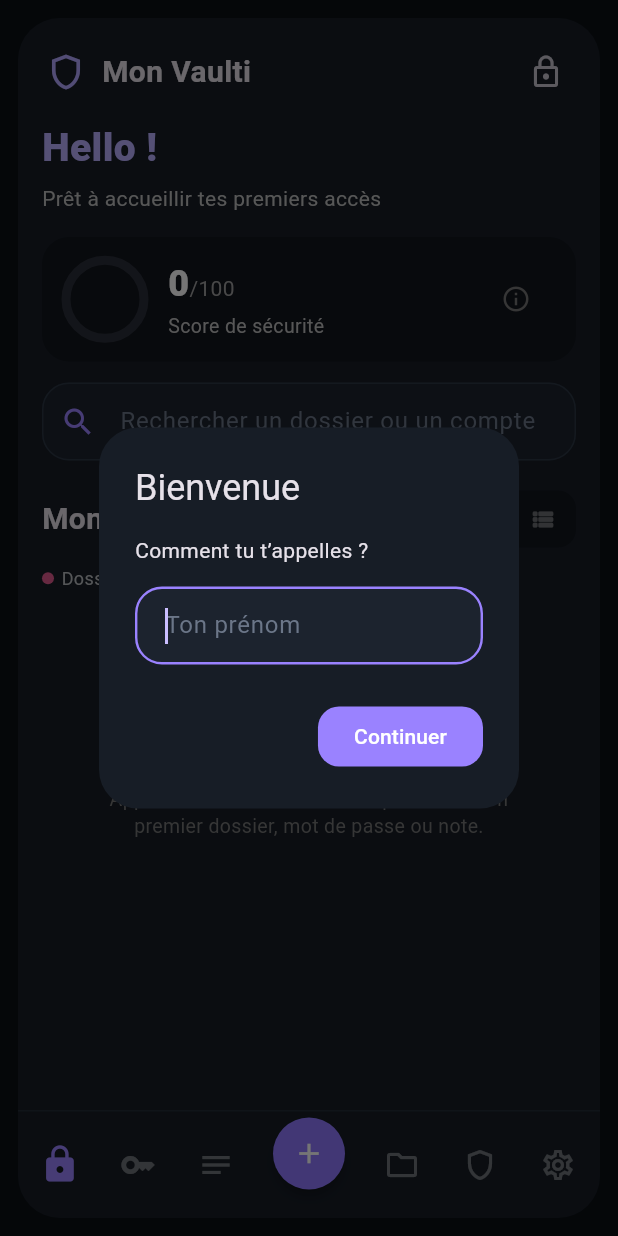
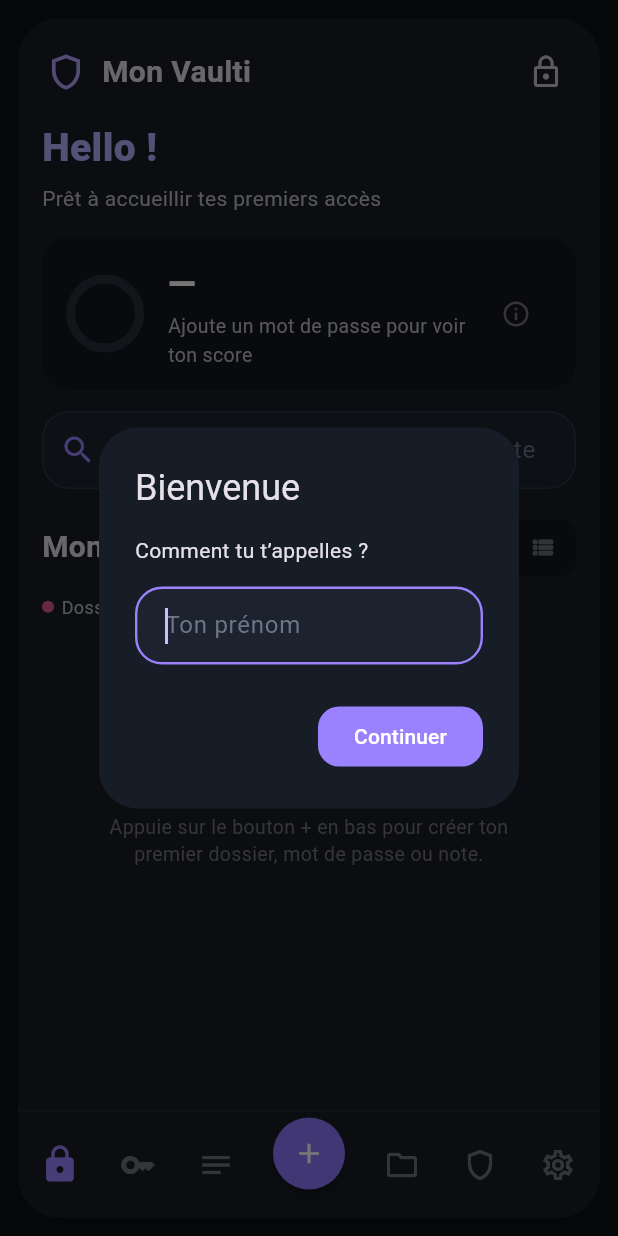
Before and after one commit to Beck38100/vaulti, a Flutter app: the HomeScreen screen opened directly, after a tap on the "lock outline" icon, on a phone screen of 412 x 824 dp. Run offline on Flutter 3.47's test engine with Material 3 defaults, Android fonts, the phone set to English and light mode, and no system bars; our stand-ins replace file_picker, flutter_secure_storage, local_auth; missing offline and left inert: cryptography; accounts and stored records are empty.

Commit message:
Corrige quatre irritants relevés en parcourant l'application
- Le score de sécurité affichait 0/100 sur un coffre vide : affiche
  désormais un anneau neutre et invite à ajouter un premier mot de
  passe plutôt que de suggérer un mauvais score.
- La fenêtre de choix du dossier s'appelait « Déplacer vers... » même
  à la création d'une fiche, alors que rien n'est encore rangé :
  devient « Choisir un dossier » dans ce cas précis.
- Les onglets Mots de passe et Notes mélangent toutes les fiches sans
  indiquer leur dossier : le chemin du dossier est ajouté au sous-titre
  de chaque fiche dans ces deux vues.
- Le sous-titre de l'onglet Dossiers promettait une « arborescence »
  alors qu'il ne liste que les dossiers racine ; reformulé pour rester
  honnête sur ce que montre l'écran.

Co-Authored-By: Claude Sonnet 5 <noreply@anthropic.com>

```diff
--- a/lib/dialogs/entry_forms.dart
+++ b/lib/dialogs/entry_forms.dart
@@ -226,11 +226,15 @@ Future<EntryDraft?> showNoteForm(
 }
 
 /// Choix d'un dossier de destination. Renvoie une chaîne vide pour la racine.
+///
+/// [title] s'adapte au contexte : « Déplacer vers... » pour une fiche déjà
+/// rangée, « Choisir un dossier » à la création, où rien n'est encore déplacé.
 Future<String?> pickFolder(
   BuildContext context, {
   required List<VaultFolder> folders,
   required String Function(String id) pathOf,
   Set<String> excludedIds = const {},
+  String title = 'Déplacer vers...',
 }) {
   final choices = folders.where((folder) => !excludedIds.contains(folder.id)).toList();
   return showDialog<String>(
@@ -238,7 +242,7 @@ Future<String?> pickFolder(
     builder: (ctx) => SimpleDialog(
       backgroundColor: AppColors.shell,
       shape: dialogShape,
-      title: const Text('Déplacer vers...'),
+      title: Text(title),
       children: [
         SimpleDialogOption(
           onPressed: () => Navigator.pop(ctx, ''),
--- a/lib/screens/tabs/folders_tab.dart
+++ b/lib/screens/tabs/folders_tab.dart
@@ -20,7 +20,7 @@ class FoldersTab extends StatelessWidget {
       children: [
         const SectionHeader(
           title: 'Dossiers',
-          subtitle: 'Ton arborescence de comptes et de notes',
+          subtitle: 'À la racine de ton coffre — ouvre un dossier pour voir ses sous-dossiers',
           color: AppColors.folder,
         ),
         const SizedBox(height: 20),
--- a/lib/screens/tabs/notes_tab.dart
+++ b/lib/screens/tabs/notes_tab.dart
@@ -60,6 +60,7 @@ class _NotesTabState extends State<NotesTab> {
               entry: entry,
               revealed: session.isRevealed(entry),
               actions: session.entryActions(entry),
+              folderLabel: session.folderPath(entry.folderId),
             )),
       ],
     );
--- a/lib/screens/tabs/passwords_tab.dart
+++ b/lib/screens/tabs/passwords_tab.dart
@@ -60,6 +60,7 @@ class _PasswordsTabState extends State<PasswordsTab> {
               entry: entry,
               revealed: session.isRevealed(entry),
               actions: session.entryActions(entry),
+              folderLabel: session.folderPath(entry.folderId),
             )),
       ],
     );
--- a/lib/screens/tabs/security_tab.dart
+++ b/lib/screens/tabs/security_tab.dart
@@ -26,7 +26,7 @@ class SecurityTab extends StatelessWidget {
           color: AppColors.securityTitle,
         ),
         const SizedBox(height: 20),
-        ScoreCard(score: stats.score),
+        ScoreCard(score: stats.score, hasPasswords: session.passwords.isNotEmpty),
         if (stats.flagged.isNotEmpty) ...[
           const SizedBox(height: 20),
           const WeakPasswordsHeading(),
--- a/lib/screens/tabs/vault_tab.dart
+++ b/lib/screens/tabs/vault_tab.dart
@@ -99,6 +99,7 @@ class _VaultTabState extends State<VaultTab> {
           score: session.stats.score,
           toFixCount: session.stats.flagged.length,
           onShowIssues: () => session.onGoToTab(4),
+          hasPasswords: session.passwords.isNotEmpty,
         ),
         const SizedBox(height: 14),
         TextField(
--- a/lib/widgets/dashboard.dart
+++ b/lib/widgets/dashboard.dart
@@ -8,13 +8,23 @@ import 'animations.dart';
 /// Volontairement épurée : le détail des fiches à corriger est présenté par le
 /// bandeau d'alerte juste en dessous, il n'est pas répété ici.
 class ScoreCard extends StatelessWidget {
-  const ScoreCard({super.key, required this.score, this.toFixCount = 0, this.onShowIssues});
+  const ScoreCard({
+    super.key,
+    required this.score,
+    this.toFixCount = 0,
+    this.onShowIssues,
+    this.hasPasswords = true,
+  });
 
   final int score;
 
   /// Nombre de fiches faibles ou réutilisées ; 0 masque la partie alerte.
   final int toFixCount;
   final VoidCallback? onShowIssues;
+
+  /// Faux tant qu'aucun mot de passe n'existe : afficher 0/100 donnerait
+  /// l'impression d'un coffre mal protégé plutôt que simplement vide.
+  final bool hasPasswords;
 
   void _explain(BuildContext context) {
     showDialog<void>(
@@ -60,7 +70,8 @@ class ScoreCard extends StatelessWidget {
             SizedBox(
               width: 52,
               height: 52,
-              child: TweenAnimationBuilder<double>(
+              child: hasPasswords
+                  ? TweenAnimationBuilder<double>(
                       duration: Motion.draw,
                       curve: Motion.curve,
                       // begin à zéro : l'anneau se trace au premier affichage, puis
@@ -72,18 +83,33 @@ class ScoreCard extends StatelessWidget {
                         backgroundColor: AppColors.track,
                         valueColor: const AlwaysStoppedAnimation(AppColors.password),
                       ),
+                    )
+                  : DecoratedBox(
+                      decoration: BoxDecoration(
+                        shape: BoxShape.circle,
+                        border: Border.all(color: AppColors.track, width: 6),
+                      ),
                     ),
             ),
             const SizedBox(width: 16),
-            Column(crossAxisAlignment: CrossAxisAlignment.start, mainAxisSize: MainAxisSize.min, children: [
+            Expanded(
+              child: Column(crossAxisAlignment: CrossAxisAlignment.start, mainAxisSize: MainAxisSize.min, children: [
+                if (hasPasswords)
                   Row(crossAxisAlignment: CrossAxisAlignment.baseline, textBaseline: TextBaseline.alphabetic, children: [
                     Text('$score', style: const TextStyle(fontSize: 24, fontWeight: FontWeight.w800, color: Colors.white)),
                     Text('/100', style: TextStyle(fontSize: 14, color: Colors.grey.shade500)),
+                  ])
+                else
+                  const Text('—', style: TextStyle(fontSize: 24, fontWeight: FontWeight.w800, color: Colors.white)),
+                const SizedBox(height: 2),
+                Text(
+                  hasPasswords ? 'Score de sécurité' : 'Ajoute un mot de passe pour voir ton score',
+                  maxLines: 2,
+                  overflow: TextOverflow.ellipsis,
+                  style: TextStyle(color: Colors.grey.shade400, fontSize: 13),
+                ),
               ]),
-              const SizedBox(height: 2),
-              Text('Score de sécurité', style: TextStyle(color: Colors.grey.shade400, fontSize: 13)),
-            ]),
-            const Spacer(),
+            ),
             // Discret : le score n'est pas cliquable, seule cette bulle l'est.
             IconButton(
               tooltip: 'À quoi correspond ce score ?',
```
Also changed, not shown: lib/screens/home_screen.dart (+8 -3 lines), lib/widgets/vault_items.dart (+7 -1 lines). Lines whose indentation alone changed are shown as unchanged.
